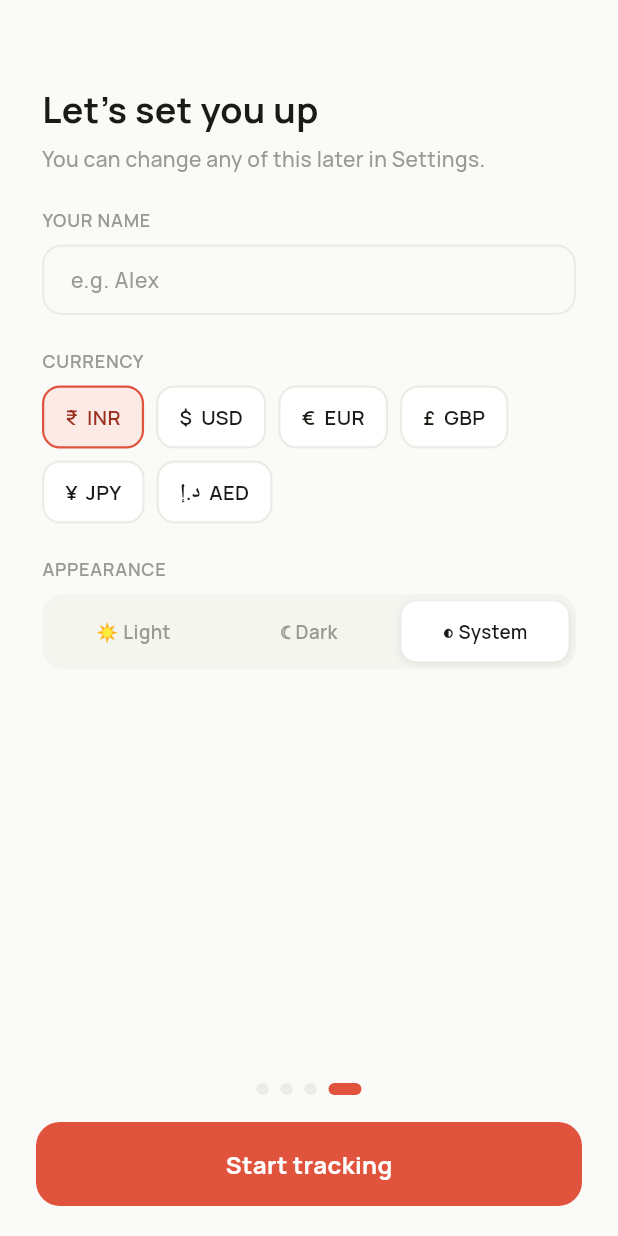
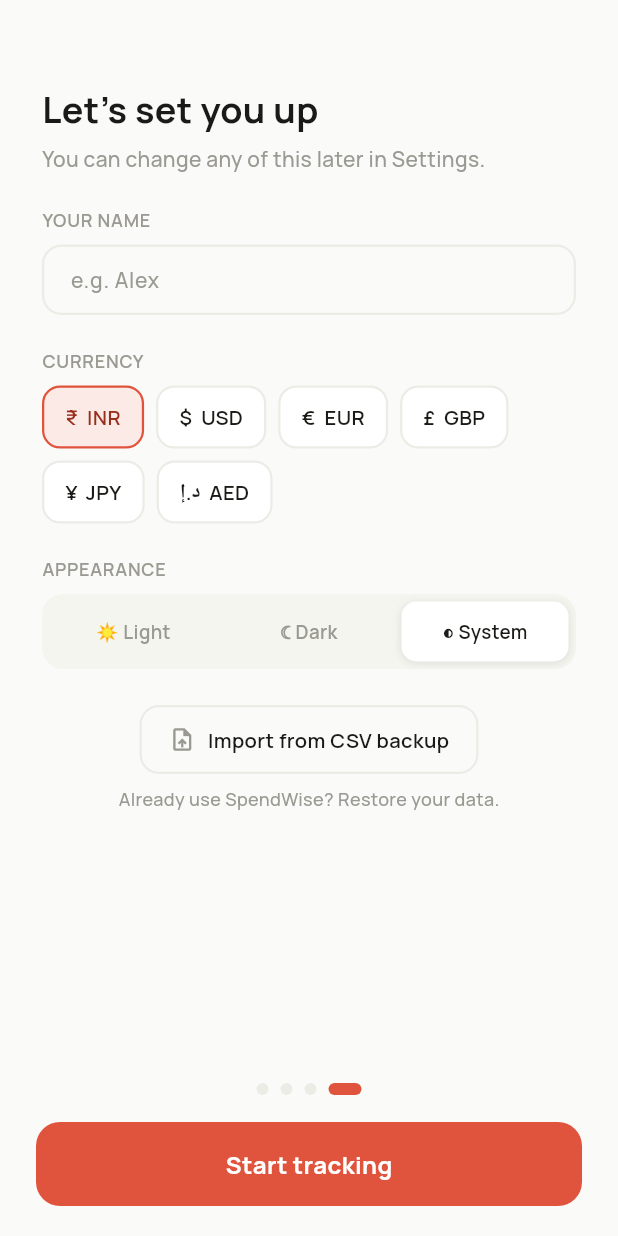
Before and after one commit to thomasmartinoa/SpendWise, a Flutter app: the screen it shows after launch, swiped to page 4, on a phone screen of 412 x 824 dp. Run offline on Flutter 3.47's test engine with Material 3 defaults, Android fonts, the phone set to English and light mode, and no system bars; our stand-ins replace file_picker, google_fonts, share_plus, shared_preferences.

Commit message:
feat: add CSV import functionality and update recurring transaction display

```diff
--- a/lib/screens/onboarding_screen.dart
+++ b/lib/screens/onboarding_screen.dart
@@ -2,6 +2,7 @@ import 'package:flutter/material.dart';
 import 'package:provider/provider.dart';
 
 import '../app_state.dart';
+import '../csv_io.dart';
 import '../theme.dart';
 import '../widgets/logo_mark.dart';
 import '../widgets/ui.dart';
@@ -45,6 +46,21 @@ class _OnboardingScreenState extends State<OnboardingScreen> {
 
   void _skipToSetup() => _controller.animateToPage(_last,
       duration: const Duration(milliseconds: 320), curve: Curves.easeOut);
+
+  /// Restore from a CSV backup during first-run, then enter the app.
+  Future<void> _importBackup() async {
+    final app = context.read<AppState>();
+    final messenger = ScaffoldMessenger.of(context);
+    final ok = await importCsv(app);
+    if (ok == null || !mounted) return; // cancelled
+    if (ok) {
+      app.completeOnboarding(
+          name: _name, currencyCode: _currency, themeMode: _theme);
+    } else {
+      messenger.showSnackBar(
+          const SnackBar(content: Text('Could not read that file.')));
+    }
+  }
 
   @override
   Widget build(BuildContext context) {
@@ -105,6 +121,7 @@ class _OnboardingScreenState extends State<OnboardingScreen> {
                         onName: (v) => _name = v,
                         onCurrency: (v) => setState(() => _currency = v),
                         onTheme: (v) => setState(() => _theme = v),
+                        onImport: _importBackup,
                       ),
                     ],
                   ),
@@ -246,6 +263,7 @@ class _FeaturePage extends StatelessWidget {
 class _SetupPage extends StatelessWidget {
   final String name, currency, theme;
   final ValueChanged<String> onName, onCurrency, onTheme;
+  final VoidCallback onImport;
   const _SetupPage({
     required this.name,
     required this.currency,
@@ -253,6 +271,7 @@ class _SetupPage extends StatelessWidget {
     required this.onName,
     required this.onCurrency,
     required this.onTheme,
+    required this.onImport,
   });
 
   @override
@@ -323,6 +342,42 @@ class _SetupPage extends StatelessWidget {
               ],
             ),
           ),
+          const SizedBox(height: 24),
+
+          // restore from a previous backup
+          Center(
+            child: GestureDetector(
+              onTap: onImport,
+              child: Container(
+                padding:
+                    const EdgeInsets.symmetric(horizontal: 18, vertical: 12),
+                decoration: BoxDecoration(
+                  borderRadius: BorderRadius.circular(13),
+                  border: Border.all(color: c.line, width: 1.5),
+                ),
+                child: Row(
+                  mainAxisSize: MainAxisSize.min,
+                  children: [
+                    Icon(Icons.upload_file_outlined, size: 18, color: c.ink2),
+                    const SizedBox(width: 8),
+                    Text('Import from CSV backup',
+                        style: manrope(
+                            size: 13.5,
+                            weight: FontWeight.w700,
+                            color: c.ink)),
+                  ],
+                ),
+              ),
+            ),
+          ),
+          Center(
+            child: Padding(
+              padding: const EdgeInsets.only(top: 8),
+              child: Text('Already use SpendWise? Restore your data.',
+                  style: manrope(
+                      size: 12, weight: FontWeight.w600, color: c.ink2)),
+            ),
+          ),
         ],
       ),
     );
--- a/lib/screens/settings_screen.dart
+++ b/lib/screens/settings_screen.dart
@@ -339,7 +339,7 @@ class SettingsScreen extends StatelessWidget {
                                         weight: FontWeight.w700,
                                         color: c.ink)),
                                 Text(
-                                    '${isInc ? 'Income' : cc.label} · ${app.fmt(r.amount)}/mo',
+                                    '${isInc ? 'Income' : cc.label} · ${app.fmt(r.amount)}${kFreqShort[r.freq] ?? '/mo'}',
                                     style: manrope(
                                         size: 12,
                                         weight: FontWeight.w600,
--- a/lib/widgets/txn_row.dart
+++ b/lib/widgets/txn_row.dart
@@ -20,7 +20,9 @@ class TxnRow extends StatelessWidget {
 
     var sub = txn.isIncome ? txn.category : cat.label;
     if (txn.split != null) sub = '${cat.label} · split ${txn.split!.count} ways';
-    if (txn.recurring) sub += ' · ↻ monthly';
+    if (txn.recurring) {
+      sub += ' · ↻ ${kFreqAdverb[txn.recurEvery] ?? 'monthly'}';
+    }
 
     final initial = txn.isIncome
         ? '+'
```
Also changed, not shown: lib/widgets/entry_sheet.dart (+61 -6 lines), 1 other file.
